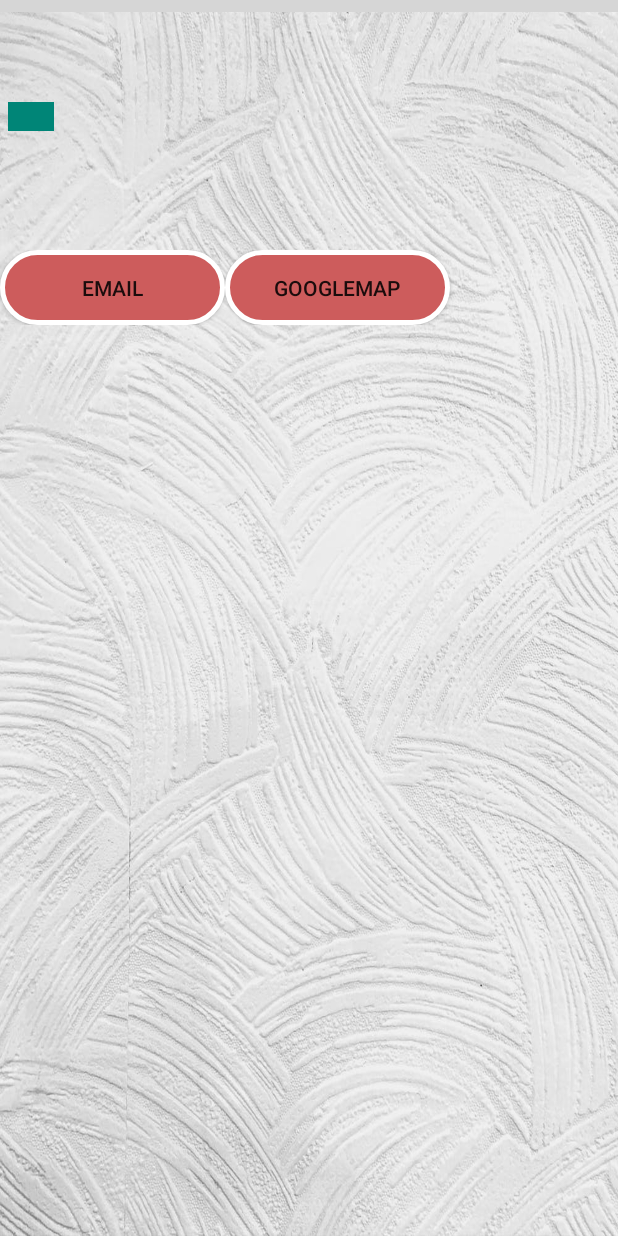
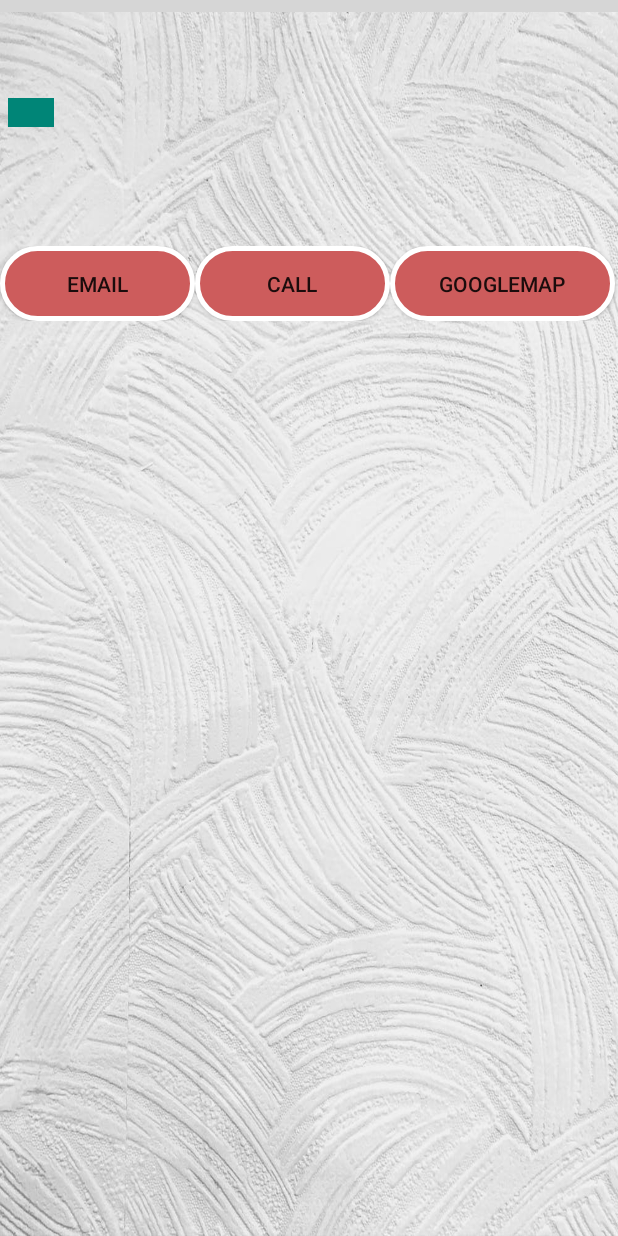
Before and after one commit to subodh270/comp313-002-Team-2-HouseRental, an Android app: the AdvertisementDetailActivity screen opened directly, with no data from a screen before it, on a phone screen of 412 x 824 dp. Run offline under Robolectric (Android 15) with nearby library versions, the phone set to English and light mode, and no system bars; our stand-ins replace Firebase (no records; nobody signed in at launch, a user with empty details on screens opened directly); 1 statement that could not run was skipped; grey boxes are pictures that could not be loaded.

Commit message:
Call Functionality added

```diff
--- a/app/src/main/res/layout/activity_advertisement_detail.xml
+++ b/app/src/main/res/layout/activity_advertisement_detail.xml
@@ -27,6 +27,7 @@
         android:layout_height="wrap_content"
         android:layout_marginLeft="5dp"
         android:layout_toRightOf="@id/imageView"
+        android:fontFamily="sans-serif"
         android:text="Apple MacBook Air Core i5 5th Gen - (8 GB/128 GB SSD/Mac OS Sierra)"
         android:textAppearance="@style/Base.TextAppearance.AppCompat.Small"
         android:textColor="#000000"
@@ -41,11 +42,11 @@
         android:layout_marginLeft="5dp"
         android:layout_marginTop="5dp"
         android:layout_toRightOf="@id/imageView"
-        android:fontFamily="serif"
+        android:fontFamily="sans-serif"
         android:text="13.3 Inch, 256 GB"
         android:textAppearance="@style/Base.TextAppearance.AppCompat.Small"
         android:textColor="@android:color/background_dark"
-        android:textSize="18sp"
+        android:textSize="16sp"
         android:textStyle="bold" />
 
     <TextView
@@ -91,12 +92,19 @@
 
         <Button
             android:id="@+id/button25"
-            android:layout_width="150dp"
+            android:layout_width="130dp"
             android:layout_height="50dp"
-
             android:background="@drawable/button"
             android:drawablePadding="15dp"
             android:text="Email" />
+
+        <Button
+            android:id="@+id/button26"
+            android:layout_width="130dp"
+            android:layout_height="50dp"
+            android:background="@drawable/button"
+            android:drawablePadding="15dp"
+            android:text="Call" />
 
         <Button
             android:id="@+id/button12"
```
